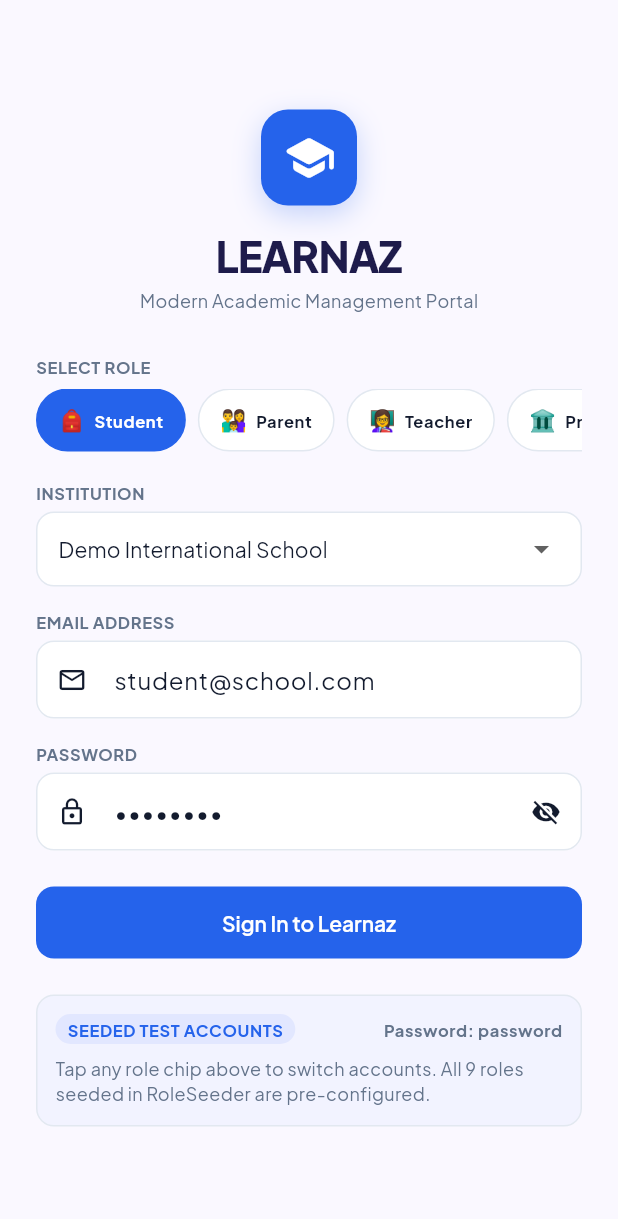
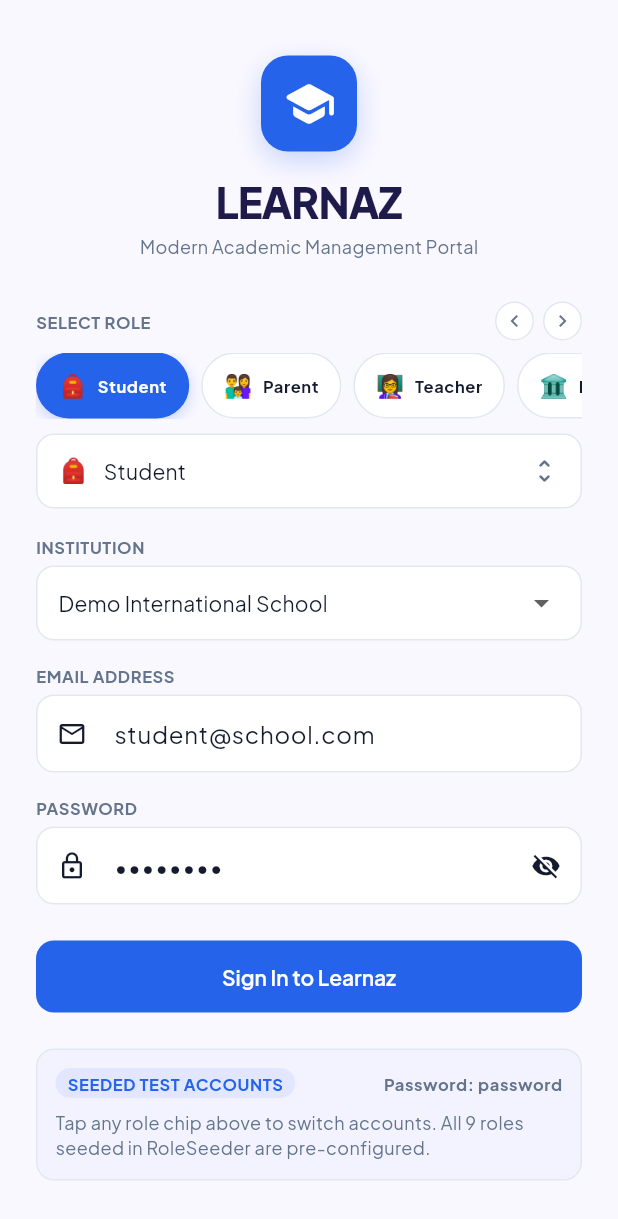
Before and after one commit to raj572/schoolms, a Flutter app: the screen it shows after launch, on a phone screen of 412 x 824 dp. Shown: the top 1219 px of the screen. Run offline on Flutter 3.47's test engine with Material 3 defaults, Android fonts, the phone set to English and light mode, and no system bars; our stand-ins replace dio, flutter_riverpod, flutter_secure_storage, go_router, google_fonts, shared_preferences; network calls fail.

Commit message:
feat: add super admin authentication, roles, and flutter login screen

```diff
--- a/app/lib/features/auth/presentation/screens/login_screen.dart
+++ b/app/lib/features/auth/presentation/screens/login_screen.dart
@@ -18,6 +18,7 @@ class _LoginScreenState extends ConsumerState<LoginScreen> {
   final _formKey = GlobalKey<FormState>();
   final _emailController = TextEditingController(text: 'student@school.com');
   final _passwordController = TextEditingController(text: 'password');
+  final _roleScrollController = ScrollController();
 
   String _selectedRole = 'student';
   School? _selectedSchool;
@@ -41,6 +42,27 @@ class _LoginScreenState extends ConsumerState<LoginScreen> {
   void initState() {
     super.initState();
     _loadSchools();
+  }
+
+  @override
+  void dispose() {
+    _emailController.dispose();
+    _passwordController.dispose();
+    _roleScrollController.dispose();
+    super.dispose();
+  }
+
+  void _scrollRoles(bool forward) {
+    if (!_roleScrollController.hasClients) return;
+    final target = (_roleScrollController.offset + (forward ? 180.0 : -180.0)).clamp(
+      0.0,
+      _roleScrollController.position.maxScrollExtent,
+    );
+    _roleScrollController.animateTo(
+      target,
+      duration: const Duration(milliseconds: 300),
+      curve: Curves.easeInOut,
+    );
   }
 
   Future<void> _loadSchools() async {
@@ -97,6 +119,20 @@ class _LoginScreenState extends ConsumerState<LoginScreen> {
       }
       _passwordController.text = 'password';
     });
+
+    // Auto-scroll the pills bar so the selected role is in view
+    final index = _roles.indexWhere((r) => r['key'] == role);
+    if (index != -1 && _roleScrollController.hasClients) {
+      final target = (index * 120.0 - 60.0).clamp(
+        0.0,
+        _roleScrollController.position.maxScrollExtent,
+      );
+      _roleScrollController.animateTo(
+        target,
+        duration: const Duration(milliseconds: 300),
+        curve: Curves.easeInOut,
+      );
+    }
   }
 
   Future<void> _handleLogin() async {
@@ -193,17 +229,58 @@ class _LoginScreenState extends ConsumerState<LoginScreen> {
                   ),
                   const SizedBox(height: 28),
 
-                  // Role Selector Horizontal Carousel
-                  Text(
-                    'SELECT ROLE',
-                    style: EduPulseTypography.labelSm(
-                      color: EduPulseColors.textMuted,
-                    ),
+                  // Role Selector Header with Left & Right scroll buttons
+                  Row(
+                    mainAxisAlignment: MainAxisAlignment.spaceBetween,
+                    children: [
+                      Text(
+                        'SELECT ROLE',
+                        style: EduPulseTypography.labelSm(
+                          color: EduPulseColors.textMuted,
+                        ),
+                      ),
+                      Row(
+                        mainAxisSize: MainAxisSize.min,
+                        children: [
+                          InkWell(
+                            onTap: () => _scrollRoles(false),
+                            borderRadius: BorderRadius.circular(16),
+                            child: Container(
+                              padding: const EdgeInsets.all(4),
+                              decoration: BoxDecoration(
+                                color: EduPulseColors.surfaceCard,
+                                shape: BoxShape.circle,
+                                border: Border.all(color: EduPulseColors.border),
+                              ),
+                              child: const Icon(Icons.chevron_left, size: 16, color: EduPulseColors.textMuted),
+                            ),
+                          ),
+                          const SizedBox(width: 6),
+                          InkWell(
+                            onTap: () => _scrollRoles(true),
+                            borderRadius: BorderRadius.circular(16),
+                            child: Container(
+                              padding: const EdgeInsets.all(4),
+                              decoration: BoxDecoration(
+                                color: EduPulseColors.surfaceCard,
+                                shape: BoxShape.circle,
+                                border: Border.all(color: EduPulseColors.border),
+                              ),
+                              child: const Icon(Icons.chevron_right, size: 16, color: EduPulseColors.textMuted),
+                            ),
+                          ),
+                        ],
+                      ),
+                    ],
                   ),
                   const SizedBox(height: 8),
+
+                  // Scrollable Role Chips Carousel
                   SizedBox(
-                    height: 42,
+                    height: 44,
                     child: ListView.separated(
+                      controller: _roleScrollController,
+                      physics: const BouncingScrollPhysics(parent: AlwaysScrollableScrollPhysics()),
                       scrollDirection: Axis.horizontal,
                       itemCount: _roles.length,
                       separatorBuilder: (_, __) => const SizedBox(width: 8),
@@ -225,11 +302,20 @@ class _LoginScreenState extends ConsumerState<LoginScreen> {
                                     ? EduPulseColors.primary
                                     : EduPulseColors.border,
                               ),
+                              boxShadow: isSelected
+                                  ? [
+                                      BoxShadow(
+                                        color: EduPulseColors.primary.withValues(alpha: 0.25),
+                                        blurRadius: 8,
+                                        offset: const Offset(0, 3),
+                                      )
+                                    ]
+                                  : null,
                             ),
                             child: Row(
                               children: [
-                                Text(r['icon']!, style: const TextStyle(fontSize: 14)),
-                                const SizedBox(width: 6),
+                                Text(r['icon']!, style: const TextStyle(fontSize: 15)),
+                                const SizedBox(width: 7),
                                 Text(
                                   r['label']!,
                                   style: EduPulseTypography.labelSm(
@@ -245,7 +331,45 @@ class _LoginScreenState extends ConsumerState<LoginScreen> {
                       },
                     ),
                   ),
-                  const SizedBox(height: 20),
+                  const SizedBox(height: 10),
+
+                  // Full Role Dropdown Selector (1-tap access to all 9 roles)
+                  Container(
+                    padding: const EdgeInsets.symmetric(horizontal: 14),
+                    decoration: BoxDecoration(
+                      color: EduPulseColors.surfaceCard,
+                      borderRadius: BorderRadius.circular(12),
+                      border: Border.all(color: EduPulseColors.border),
+                    ),
+                    child: DropdownButtonHideUnderline(
+                      child: DropdownButton<String>(
+                        isExpanded: true,
+                        value: _selectedRole,
+                        icon: const Icon(Icons.unfold_more_rounded, size: 20, color: EduPulseColors.textMuted),
+                        items: _roles.map((r) {
+                          return DropdownMenuItem<String>(
+                            value: r['key'],
+                            child: Row(
+                              children: [
+                                Text(r['icon']!, style: const TextStyle(fontSize: 16)),
+                                const SizedBox(width: 10),
+                                Text(
+                                  r['label']!,
+                                  style: EduPulseTypography.bodyMd(
+                                    color: EduPulseColors.textHeadline,
+                                  ),
+                                ),
+                              ],
+                            ),
+                          );
+                        }).toList(),
+                        onChanged: (val) {
+                          if (val != null) _onRoleChanged(val);
+                        },
+                      ),
+                    ),
+                  ),
+                  const SizedBox(height: 18),
 
                   // School Selector (for all roles except super_admin)
                   if (_selectedRole != 'super_admin') ...[
--- a/app/lib/main.dart
+++ b/app/lib/main.dart
@@ -1,7 +1,18 @@
+import 'dart:ui';
 import 'package:flutter/material.dart';
 import 'package:flutter_riverpod/flutter_riverpod.dart';
 import 'core/theme/theme.dart';
 import 'routing/app_router.dart';
+
+class AppScrollBehavior extends MaterialScrollBehavior {
+  @override
+  Set<PointerDeviceKind> get dragDevices => {
+    PointerDeviceKind.touch,
+    PointerDeviceKind.mouse,
+    PointerDeviceKind.trackpad,
+    PointerDeviceKind.stylus,
+  };
+}
 
 void main() async {
   WidgetsFlutterBinding.ensureInitialized();
@@ -22,6 +33,7 @@ class EduPulseApp extends ConsumerWidget {
     return MaterialApp.router(
       title: 'Learnaz - School Management',
       debugShowCheckedModeBanner: false,
+      scrollBehavior: AppScrollBehavior(),
       theme: EduPulseTheme.lightTheme,
       routerConfig: router,
     );
```
Also changed, not shown: 3 other files.
